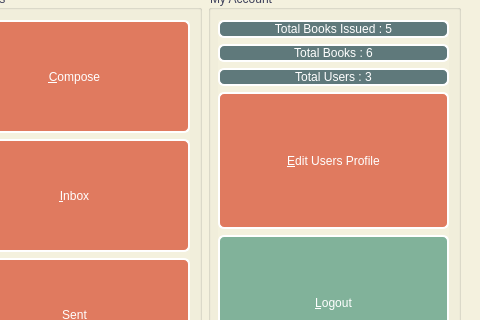
Old version of the form mainwindow.ui in the repository kianmajl/Library; both pictures show x 320 to 800 and y 170 to 490 of the 800 by 600 pixel window.
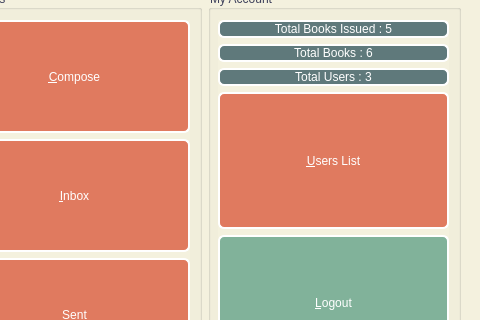
New version of the form. Icons and pictures are not drawn.

Commit message: Designing New Form : edit_user_data Improvments in Memory usage

```diff
--- a/mainwindow.ui
+++ b/mainwindow.ui
@@ -374,7 +374,7 @@
             </sizepolicy>
            </property>
            <property name="text">
-            <string>&amp;Edit Users Profile</string>
+            <string>&amp;Users List</string>
            </property>
           </widget>
          </item>
```
The commit also changes 12 other files.
